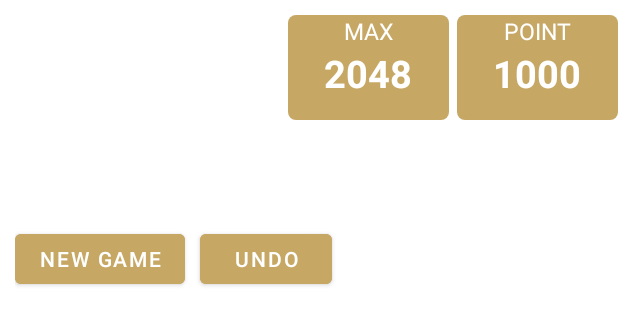
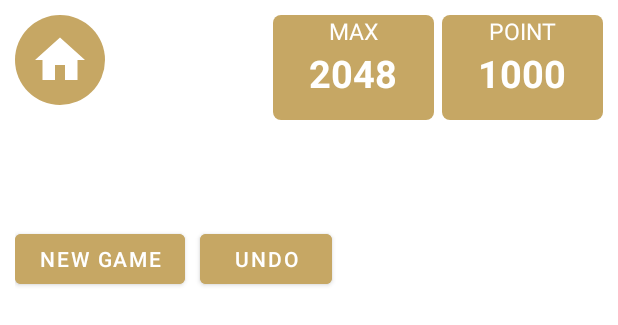
Before and after one commit to NguyenKhoa-dev/PTUDDD_Game2048, an Android app: the layout activity_main.xml on its own in the app's theme, with its tools: preview values and no code run, on a phone screen of 412 x 824 dp. Shown: the top 325 px of the screen. Run offline under Robolectric (Android 15) with nearby library versions, the phone set to English and light mode, and no system bars.

Commit message:
Khoa push

```diff
--- /dev/null
+++ b/app/src/main/res/drawable/button_custome.xml
@@ -0,0 +1,5 @@
+<?xml version="1.0" encoding="utf-8"?>
+<shape xmlns:android="http://schemas.android.com/apk/res/android">
+    <solid android:color="@color/brown"/>
+    <corners android:radius="30dp"/>
+</shape>
--- /dev/null
+++ b/app/src/main/res/drawable/ic__home.xml
@@ -0,0 +1,10 @@
+<vector xmlns:android="http://schemas.android.com/apk/res/android"
+    android:width="24dp"
+    android:height="24dp"
+    android:viewportWidth="24"
+    android:viewportHeight="24"
+    android:tint="?attr/colorControlNormal">
+  <path
+      android:fillColor="@android:color/white"
+      android:pathData="M10,20v-6h4v6h5v-8h3L12,3 2,12h3v8z"/>
+</vector>
--- a/app/src/main/res/layout/activity_main.xml
+++ b/app/src/main/res/layout/activity_main.xml
@@ -11,7 +11,18 @@
         android:layout_width="match_parent"
         android:layout_height="150dp"
         tools:ignore="UselessParent"
-        android:paddingTop="10dp">
+        android:paddingTop="10dp"
+        android:paddingHorizontal="10dp">
+
+        <androidx.appcompat.widget.AppCompatImageButton
+            android:id="@+id/btnHomeMain"
+            android:layout_width="60dp"
+            android:layout_height="60dp"
+            android:src="@drawable/ic__home"
+            android:tint="@color/white"
+            android:background="@drawable/button_custome"
+            android:scaleType="fitCenter"
+            android:padding="10dp"/>
 
         <LinearLayout
             android:layout_width="220dp"
--- a/app/src/main/res/layout/item_o_vuong.xml
+++ b/app/src/main/res/layout/item_o_vuong.xml
@@ -9,7 +9,6 @@
         android:layout_height="match_parent"
         android:gravity="center"
         android:id="@+id/txtOVuong"
-        android:layout_margin="5dp"
         android:background="@drawable/gb_nen_mau_nau"/>
 
 </LinearLayout>
--- a/app/src/main/res/values/strings.xml
+++ b/app/src/main/res/values/strings.xml
@@ -9,4 +9,6 @@
     <string name="khoaName">1911158_Nguyễn Hoàng Đăng Khoa</string>
     <string name="milestone">New milestone reached!</string>
     <string name="btnContinue">Continue</string>
+    <string name="txtgameover">Game Over</string>
+    <string name="txtscore">Your score:</string>
 </resources>
```
Also changed, not shown: app/src/main/AndroidManifest.xml (+5 -2 lines), app/src/main/java/com/example/nhom10_laptrinhgame2048/MainActivity.java (+64 -2 lines), app/src/main/java/com/example/nhom10_laptrinhgame2048/OVuong.java (+15 -0 lines), app/src/main/res/drawable/ic_refresh.xml (added, +10 -0 lines), app/src/main/res/layout/dialog_game_over_layout.xml (added, +70 -0 lines).
